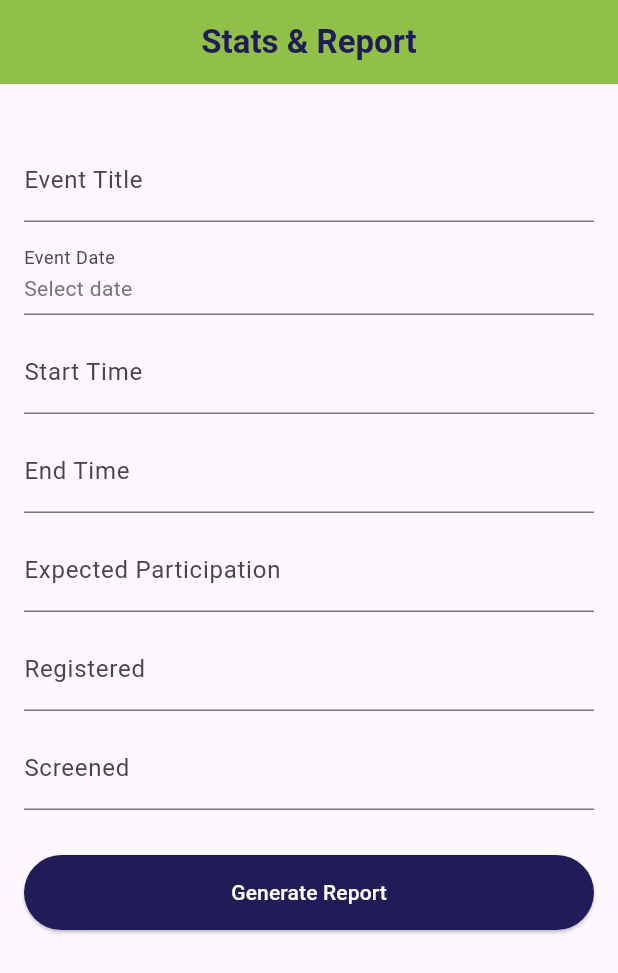
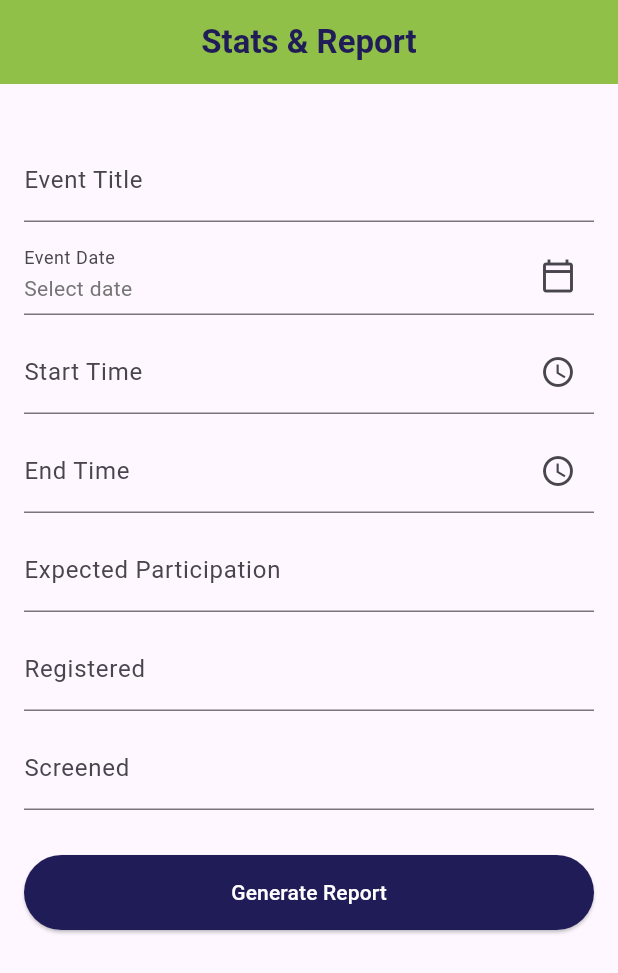
Before and after one commit to munashethedeveloper/kenwell_health_app, a Flutter app: the StatsReportScreen screen opened by its route, on a phone screen of 412 x 824 dp. Shown: the top 973 px of the screen. Run offline on Flutter 3.47's test engine with Material 3 defaults, Android fonts, the phone set to English and light mode, and no system bars; our stand-ins replace cloud_firestore, firebase_auth, package_info_plus, shared_preferences, signature, table_calendar; accounts and stored records are empty.

Commit message:
Add calendar and time icons to date and time pickers
Co-authored-by: munashethedeveloper <munashethedeveloper@gmail.com>

```diff
--- a/lib/ui/features/consent_form/widgets/consent_screen.dart
+++ b/lib/ui/features/consent_form/widgets/consent_screen.dart
@@ -79,7 +79,9 @@ class ConsentScreen extends StatelessWidget {
             const SizedBox(height: 16),
 
             // ===== Date Field =====
-            _buildTextField(vm.dateController, 'Date', readOnly: true,
+            _buildTextField(vm.dateController, 'Date',
+                readOnly: true,
+                suffixIcon: const Icon(Icons.calendar_today_outlined),
                 onTap: () async {
               FocusScope.of(context).requestFocus(FocusNode());
               final pickedDate = await showDatePicker(
@@ -270,6 +272,7 @@ class ConsentScreen extends StatelessWidget {
     String labelText, {
     bool readOnly = false,
     VoidCallback? onTap,
+    Widget? suffixIcon,
   }) {
     return TextFormField(
       controller: controller,
@@ -282,6 +285,7 @@ class ConsentScreen extends StatelessWidget {
         hintStyle: const TextStyle(color: Color(0xFF757575)),
         contentPadding:
             const EdgeInsets.symmetric(horizontal: 24, vertical: 16),
+        suffixIcon: suffixIcon,
         border: authOutlineInputBorder,
         enabledBorder: authOutlineInputBorder,
         focusedBorder: authOutlineInputBorder.copyWith(
--- a/lib/ui/features/hiv_test_nursing_intervention/widgets/hiv_test_nursing_intervention_screen.dart
+++ b/lib/ui/features/hiv_test_nursing_intervention/widgets/hiv_test_nursing_intervention_screen.dart
@@ -93,6 +93,8 @@ class HIVTestNursingInterventionScreen extends StatelessWidget {
                         decoration: _profileFieldDecoration(
                           'YYYY-MM-DD',
                           'Select follow-up date',
+                        ).copyWith(
+                          suffixIcon: const Icon(Icons.calendar_today_outlined),
                         ),
                         onTap: () => viewModel.pickFollowUpDate(context),
                       ),
--- a/lib/ui/features/nurse_interventions/widgets/nurse_intervention_screen.dart
+++ b/lib/ui/features/nurse_interventions/widgets/nurse_intervention_screen.dart
@@ -342,6 +342,9 @@ class NurseInterventionScreen extends StatelessWidget {
       child: TextFormField(
         controller: controller,
         readOnly: true,
+        decoration: _profileFieldDecoration(label, 'Select $label').copyWith(
+          suffixIcon: const Icon(Icons.calendar_today_outlined),
+        ),
         onTap: () async {
           FocusScope.of(context).requestFocus(FocusNode());
           final pickedDate = await showDatePicker(
--- a/lib/ui/features/stats_report/widgets/stats_report_screen.dart
+++ b/lib/ui/features/stats_report/widgets/stats_report_screen.dart
@@ -41,7 +41,10 @@ class StatsReportScreen extends StatelessWidget {
                     if (selectedDate != null) vm.setEventDate(selectedDate);
                   },
                   child: InputDecorator(
-                    decoration: const InputDecoration(labelText: 'Event Date'),
+                    decoration: const InputDecoration(
+                      labelText: 'Event Date',
+                      suffixIcon: Icon(Icons.calendar_today_outlined),
+                    ),
                     child: Text(
                       vm.eventDate != null
                           ? DateFormat.yMMMd().format(vm.eventDate!)
@@ -58,14 +61,20 @@ class StatsReportScreen extends StatelessWidget {
 
                 // Start Time
                 TextFormField(
-                  decoration: const InputDecoration(labelText: 'Start Time'),
+                  decoration: const InputDecoration(
+                    labelText: 'Start Time',
+                    suffixIcon: Icon(Icons.access_time),
+                  ),
                   onChanged: (val) => vm.startTime = val,
                 ),
                 const SizedBox(height: 10),
 
                 // End Time
                 TextFormField(
-                  decoration: const InputDecoration(labelText: 'End Time'),
+                  decoration: const InputDecoration(
+                    labelText: 'End Time',
+                    suffixIcon: Icon(Icons.access_time),
+                  ),
                   onChanged: (val) => vm.endTime = val,
                 ),
                 const SizedBox(height: 10),
--- a/lib/ui/features/tb_test/widgets/tb_testing_screen.dart
+++ b/lib/ui/features/tb_test/widgets/tb_testing_screen.dart
@@ -85,7 +85,6 @@ class TBTestingScreen extends StatelessWidget {
                   ),
                 ],
               ),
-            ),
               const SizedBox(height: 16),
               _buildCard(
                 title: 'History of TB Treatment',
@@ -104,6 +103,8 @@ class TBTestingScreen extends StatelessWidget {
                         decoration: _profileFieldDecoration(
                           'When were you treated?',
                           'Select treatment date',
+                        ).copyWith(
+                          suffixIcon: const Icon(Icons.calendar_today_outlined),
                         ),
                         onTap: () async {
                           FocusScope.of(context).requestFocus(FocusNode());
```
Lines whose indentation alone changed are shown as unchanged.
